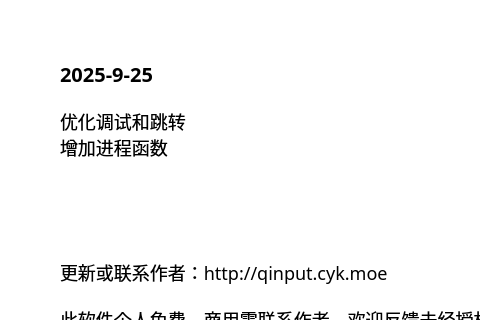
Above: source/ui/AboutUi.ui from ChiyukiGana/Quickinput before the change; both pictures show x 0 to 480 and y 0 to 320 of the 640 by 440 pixel window. Below: the same form after it.
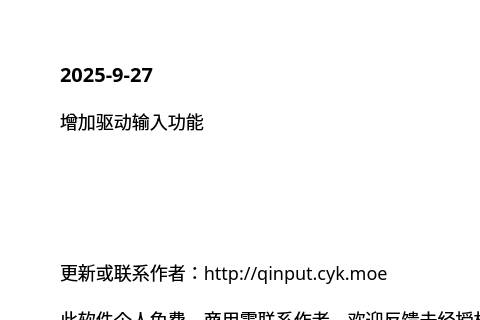
That is the form after the change.

What changed in the file:
```diff
--- a/source/ui/AboutUi.ui
+++ b/source/ui/AboutUi.ui
@@ -90,7 +90,7 @@
          <string notr="true">font-size:20px</string>
         </property>
         <property name="text">
-         <string>2025-9-25</string>
+         <string>2025-9-27</string>
         </property>
         <property name="textFormat">
          <enum>Qt::TextFormat::PlainText</enum>
@@ -106,8 +106,7 @@
          </sizepolicy>
         </property>
         <property name="text">
-         <string>优化调试和跳转
-增加进程函数</string>
+         <string>增加驱动输入功能</string>
         </property>
         <property name="textFormat">
          <enum>Qt::TextFormat::PlainText</enum>
```
